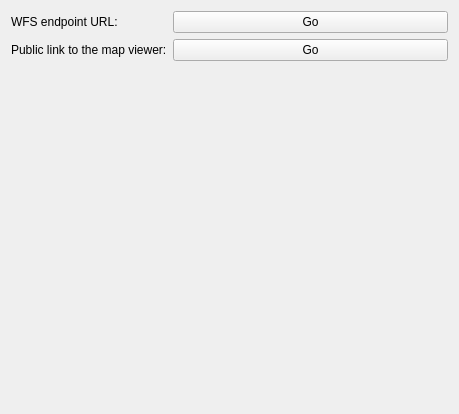
First picture: the form in geoplateforme/gui/wfs_publication/qwp_wfs_publication_status.ui, repository JulesGrillot/plugin-qgis-geoplateforme, before the edit.
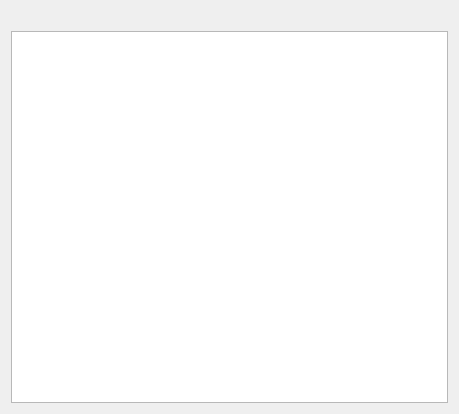
Second picture: the form after the edit.

Commit message: feat(publication): select offering after publication - return offering id in processings for publication - add selection of service in dashboard - update all publication wizard to store offering id

```diff
--- a/geoplateforme/gui/wfs_publication/qwp_wfs_publication_status.ui
+++ b/geoplateforme/gui/wfs_publication/qwp_wfs_publication_status.ui
@@ -17,58 +17,21 @@
    <locale language="English" country="UnitedStates"/>
   </property>
   <layout class="QGridLayout" name="gridLayout">
-   <item row="5" column="1">
-    <widget class="QPushButton" name="btn_publication">
-     <property name="text">
-      <string>Go</string>
+   <item row="0" column="0">
+    <widget class="QLabel" name="lbl_result">
+     <property name="font">
+      <font>
+       <weight>75</weight>
+       <bold>true</bold>
+      </font>
      </property>
-    </widget>
-   </item>
-   <item row="2" column="0">
-    <widget class="QLabel" name="lbl_data">
-     <property name="sizePolicy">
-      <sizepolicy hsizetype="Fixed" vsizetype="Preferred">
-       <horstretch>0</horstretch>
-       <verstretch>0</verstretch>
-      </sizepolicy>
-     </property>
      <property name="text">
-      <string>WFS endpoint URL:</string>
+      <string>&lt;publication_result&gt;</string>
      </property>
     </widget>
    </item>
-   <item row="2" column="1">
-    <widget class="QPushButton" name="btn_data">
-     <property name="text">
-      <string>Go</string>
-     </property>
-    </widget>
-   </item>
-   <item row="5" column="0">
-    <widget class="QLabel" name="lbl_publication">
-     <property name="sizePolicy">
-      <sizepolicy hsizetype="Fixed" vsizetype="Preferred">
-       <horstretch>0</horstretch>
-       <verstretch>0</verstretch>
-      </sizepolicy>
-     </property>
-     <property name="text">
-      <string>Public link to the map viewer:</string>
-     </property>
-    </widget>
-   </item>
-   <item row="6" column="0">
-    <spacer name="verticalSpacer">
-     <property name="orientation">
-      <enum>Qt::Vertical</enum>
-     </property>
-     <property name="sizeHint" stdset="0">
-      <size>
-       <width>20</width>
-       <height>40</height>
-      </size>
-     </property>
-    </spacer>
+   <item row="1" column="0">
+    <widget class="QTextBrowser" name="tbw_errors"/>
    </item>
   </layout>
  </widget>
```
The commit also changes 19 other files.
